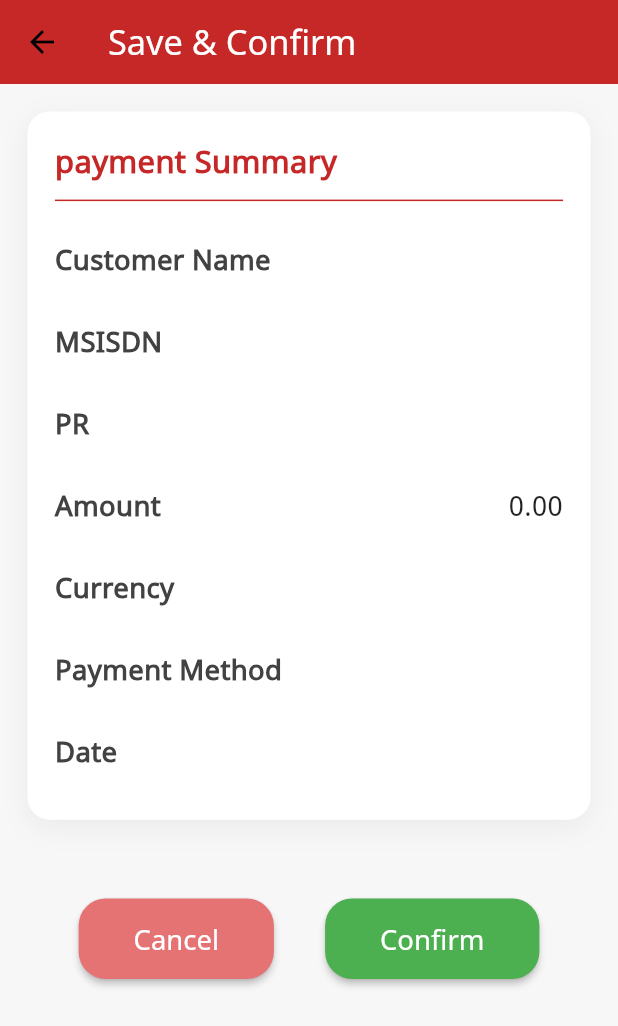
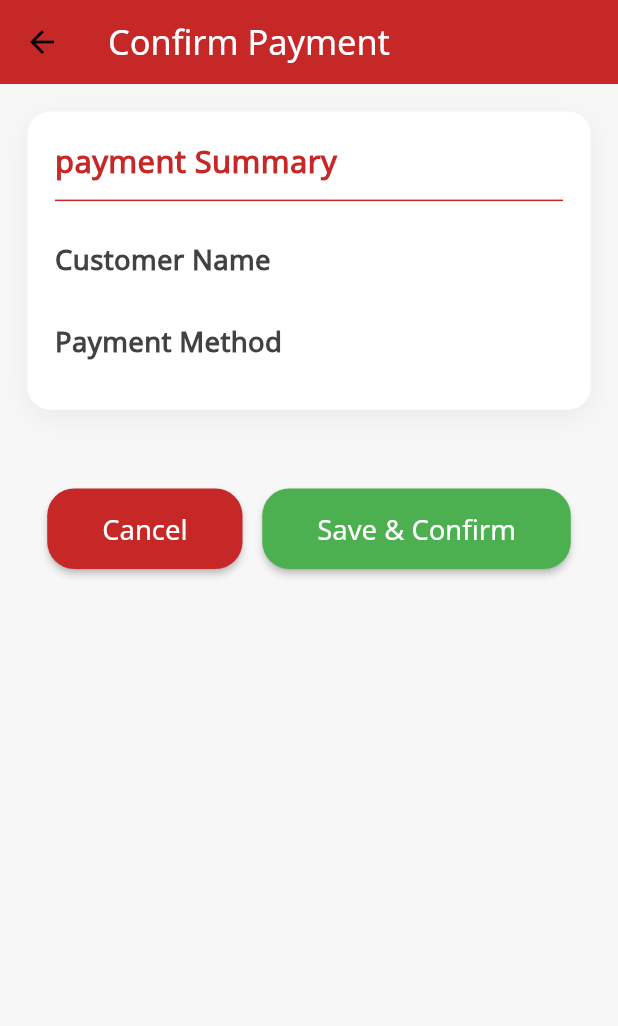
Before and after one commit to ezatkh/payment-digitization-receipt, a Flutter app: the PaymentConfirmationScreen screen opened directly with empty values, on a phone screen of 412 x 824 dp. Shown: the top 1026 px of the screen. Run offline on Flutter 3.47's test engine with Material 3 defaults, Android fonts, the phone set to English and light mode, and no system bars; our stand-ins replace flutter_screenutil, flutter_spinkit, local_auth, pdf, permission_handler, printing and 2 more; missing offline and left inert: number_to_word_arabic, number_to_words_english; accounts and stored records are empty.

Commit message:
finish validation record payment and edit viewingPaymentScreen

```diff
--- a/assets/languages/ar.json
+++ b/assets/languages/ar.json
@@ -129,6 +129,9 @@
   "time": "الوقت",
   "thankYou": "'--- شكراً لك! ---'",
 
-  "paymentInvoiceFor": "وذلك تسديد عن الفواتير التالية"
+  "paymentInvoiceFor": "وذلك تسديد عن الفواتير التالية",
 
+  "confirmTitle": "تأكيد الدفعة",
+  "saveTitle": "حفظ الدفعة",
+  "requiredFields": "الحقول المطلوبة"
 }
--- a/lib/Screens/PaymentConfirmationScreen.dart
+++ b/lib/Screens/PaymentConfirmationScreen.dart
@@ -1,14 +1,17 @@
+import 'dart:async';
 import 'dart:ui';
 
 import 'package:flutter/material.dart';
 import 'package:flutter_screenutil/flutter_screenutil.dart';
+import 'package:permission_handler/permission_handler.dart';
 import 'package:provider/provider.dart';
-
+import '../Models/Payment.dart';
 import '../Services/LocalizationService.dart';
 import 'DashboardScreen.dart';
+import 'package:intl/intl.dart';
 
 class PaymentConfirmationScreen extends StatefulWidget {
-  final PaymentDetails paymentDetails;
+  final Payment paymentDetails;
 
   PaymentConfirmationScreen({required this.paymentDetails});
 
@@ -17,49 +20,69 @@ class PaymentConfirmationScreen extends StatefulWidget {
 }
 
 class _PaymentConfirmationScreenState extends State<PaymentConfirmationScreen> {
-  String confirmPayment='';
-  String paymentSummary='';
-  String customerName='';
-  String MSISDN='';
-  String PR='';
-  String amount='';
-  String currency='';
-  String paymentMethod='';
-  String date='';
-  String confirm='';
-  String cancel='';
-  String paymentSuccessful='';
-  String paymentSuccessfulBody='';
-  String ok='';
+  String amountCheck="";
+  String checkNumber="";
+  String bankBranch="";
+  String dueDateCheck="";
+  String amount="";
+  String currency="";
+  String saveTitle = '';
+  String confirmPayment = '';
+  String savePayment = '';
+  String confirmTitle = '';
+  String paymentSummary = '';
+  String customerName = '';
+  String paymentMethod = '';
+  String confirm = '';
+  String cancel = '';
+  String paymentSuccessful = '';
+  String paymentSuccessfulBody = '';
+  String ok = '';
+  String prNumber = '';
+  String msisdn = '';
+
   @override
   void initState() {
     super.initState();
     // Initialize the localization strings
     _initializeLocalizationStrings();
   }
-  void _initializeLocalizationStrings( ) {
+
+  void _initializeLocalizationStrings() {
     final localizationService = Provider.of<LocalizationService>(context, listen: false);
-    confirmPayment= localizationService.getLocalizedString('confirmPayment');
-    paymentSummary= localizationService.getLocalizedString('paymentSummary');
-    customerName= localizationService.getLocalizedString('customerName');
-    MSISDN= localizationService.getLocalizedString('MSISDN');
-    PR= localizationService.getLocalizedString('PR');
-    amount= localizationService.getLocalizedString('amount');
-    currency= localizationService.getLocalizedString('currency');
-    paymentMethod= localizationService.getLocalizedString('paymentMethod');
-    date= localizationService.getLocalizedString('date');
-    confirm= localizationService.getLocalizedString('confirm');
-    cancel= localizationService.getLocalizedString('cancel');
-    paymentSuccessful= localizationService.getLocalizedString('paymentSuccessful');
-    paymentSuccessfulBody= localizationService.getLocalizedString('paymentSuccessfulBody');
-    ok= localizationService.getLocalizedString('ok');
+    amountCheck = localizationService.getLocalizedString('amountCheck') ?? 'Confirm Payment';
+    checkNumber = localizationService.getLocalizedString('checkNumber') ?? 'Confirm Payment';
+    bankBranch = localizationService.getLocalizedString('bankBranchCheck') ?? 'Confirm Payment';
+    dueDateCheck = localizationService.getLocalizedString('dueDateCheck') ?? 'Confirm Payment';
+    amount = localizationService.getLocalizedString('amount') ?? 'Confirm Payment';
+    currency = localizationService.getLocalizedString('currency') ?? 'Confirm Payment';
+    ok = localizationService.getLocalizedString('ok') ?? 'Confirm Payment';
+
+    prNumber = localizationService.getLocalizedString('PR') ?? 'Confirm Payment';
+    msisdn = localizationService.getLocalizedString('MSISDN') ?? 'Confirm Payment';
+
+    saveTitle = localizationService.getLocalizedString('saveTitle') ?? 'Confirm Payment';
+    confirmTitle = localizationService.getLocalizedString('confirmTitle') ?? 'Confirm Payment';
+
+    savePayment = localizationService.getLocalizedString('savePayment') ?? 'Save Payment';
+    confirmPayment = localizationService.getLocalizedString('confirmPayment') ?? 'Confirm Payment';
+
+    paymentSummary = localizationService.getLocalizedString('paymentSummary') ?? 'Payment Summary';
+    customerName = localizationService.getLocalizedString('customerName') ?? 'Customer Name';
+    paymentMethod = localizationService.getLocalizedString('paymentMethod') ?? 'Payment Method';
+
+    confirm = localizationService.getLocalizedString('confirm') ?? 'Confirm';
+    paymentSuccessful = localizationService.getLocalizedString('paymentSuccessful') ?? 'Payment Successful';
+    paymentSuccessfulBody = localizationService.getLocalizedString('paymentSuccessfulBody') ?? 'Your payment was successful!';
+    cancel = localizationService.getLocalizedString('cancel') ?? 'Cancel';
   }
+
   @override
   Widget build(BuildContext context) {
     ScreenUtil.init(context, designSize: Size(360, 690));
     return Scaffold(
       appBar: AppBar(
-        title: Text(confirmPayment, style: TextStyle(color: Colors.white, fontSize: 20.sp, fontFamily: 'NotoSansUI')),
+        title: Text(widget.paymentDetails.status == 'saved'?saveTitle :confirmTitle, style: TextStyle(color: Colors.white, fontSize: 20.sp, fontFamily: 'NotoSansUI')),
         backgroundColor: Color(0xFFC62828),
         elevation: 0,
       ),
@@ -70,7 +93,7 @@ class _PaymentConfirmationScreenState extends State<PaymentConfirmationScreen> {
           children: [
             _buildPaymentDetailCard(),
             SizedBox(height: 24.h),
-            _buildConfirmationActions(context),
+            _buildConfirmationActions(),
           ],
         ),
       ),
@@ -99,12 +122,26 @@ class _PaymentConfirmationScreenState extends State<PaymentConfirmationScreen> {
           Text(paymentSummary, style: TextStyle(fontSize: 18.sp, fontWeight: FontWeight.bold, fontFamily: 'NotoSansUI', color: Color(0xFFC62828))),
           Divider(color: Color(0xFFC62828), thickness: 1, height: 20.h),
           _detailItem(customerName, widget.paymentDetails.customerName),
-          _detailItem(MSISDN, widget.paymentDetails.msisdn),
-          _detailItem(PR, widget.paymentDetails.prNumber),
-          _detailItem(amount, ' ${widget.paymentDetails.amount.toStringAsFixed(2)}'),
-          _detailItem(currency, widget.paymentDetails.currency),
           _detailItem(paymentMethod, widget.paymentDetails.paymentMethod),
-          _detailItem(date, widget.paymentDetails.date),
+          if (widget.paymentDetails.prNumber != null && widget.paymentDetails.prNumber!.isNotEmpty)
+            _detailItem(prNumber, widget.paymentDetails.prNumber.toString()),
+          if (widget.paymentDetails.msisdn != null && widget.paymentDetails.msisdn!.isNotEmpty)
+            _detailItem(msisdn, widget.paymentDetails.msisdn.toString()),
+          if (widget.paymentDetails.paymentMethod.toLowerCase() =="check" ||widget.paymentDetails.paymentMethod =="شيك")
+            _detailItem(amountCheck, widget.paymentDetails.amountCheck.toString()),
+          if (widget.paymentDetails.paymentMethod.toLowerCase() =="check" ||widget.paymentDetails.paymentMethod =="شيك")
+            _detailItem(checkNumber, widget.paymentDetails.checkNumber.toString()),
+          if (widget.paymentDetails.paymentMethod.toLowerCase() =="check" ||widget.paymentDetails.paymentMethod =="شيك")
+            _detailItem(bankBranch, widget.paymentDetails.bankBranch.toString()),
+          if (widget.paymentDetails.paymentMethod.toLowerCase() =="check" ||widget.paymentDetails.paymentMethod =="شيك")
+            _detailItem(dueDateCheck, DateFormat('yyyy-MM-dd').format(widget.paymentDetails.dueDateCheck!).toString()),
+
+          if (widget.paymentDetails.paymentMethod.toLowerCase() =="cach" ||widget.paymentDetails.paymentMethod =="كاش")
+            _detailItem(amount, widget.paymentDetails.amount.toString()),
+          if (widget.paymentDetails.paymentMethod.toLowerCase() =="cach" ||widget.paymentDetails.paymentMethod =="كاش")
+          _detailItem(currency, widget.paymentDetails.currency.toString()),
+
+
         ],
       ),
     );
@@ -125,17 +162,17 @@ class _PaymentConfirmationScreenState extends State<PaymentConfirmationScreen> {
     );
   }
 
-  Widget _buildConfirmationActions(BuildContext context) {
+  Widget _buildConfirmationActions() {
     return Row(
       mainAxisAlignment: MainAxisAlignment.spaceEvenly,
       children: [
-        _actionButton(context, cancel, Colors.red.shade300, () => Navigator.of(context).pop()),
-        _actionButton(context, confirm, Color(0xFF4CAF50), () => _confirmPayment(context)),
+        _actionButton(cancel, Color(0xFFC62828), () => Navigator.of(context).pop()),
+        _actionButton(widget.paymentDetails.status == 'saved'?savePayment :confirmPayment, Color(0xFF4CAF50), () => _confirmPayment()),
       ],
     );
   }
 
-  void _confirmPayment(BuildContext context) async {
+  void _confirmPayment() async {
     showDialog(
       context: context,
       barrierDismissible: false,
@@ -149,7 +186,7 @@ class _PaymentConfirmationScreenState extends State<PaymentConfirmationScreen> {
     // Simulate a network request/waiting time
     await Future.delayed(Duration(seconds: 2));
 
-    Navigator.pop(context);  // Close the CircularProgressIndicator
+    Navigator.pop(context); // Close the CircularProgressIndicator
 
     showDialog(
       context: context,
@@ -164,7 +201,7 @@ class _PaymentConfirmationScreenState extends State<PaymentConfirmationScreen> {
                 width: 300.w,
                 padding: EdgeInsets.all(16.w),
                 decoration: BoxDecoration(
-                  color: Colors.white.withOpacity(0.2),  // Semi-transparent white for glass effect
+                  color: Colors.white.withOpacity(0.2), // Semi-transparent white for glass effect
                   borderRadius: BorderRadius.circular(10.r),
                   border: Border.all(
                     color: Colors.white.withOpacity(0.5),
@@ -176,22 +213,20 @@ class _PaymentConfirmationScreenState extends State<PaymentConfirmationScreen> {
                   children: <Widget>[
                     Text(paymentSuccessful,
                         textAlign: TextAlign.center,
-                        style: TextStyle(decoration: TextDecoration.none,
+                        style: TextStyle(
                           fontSize: 20.sp,
                           fontFamily: 'NotoSansUI',
                           fontWeight: FontWeight.bold,
                           color: Colors.white,
-                        )
-                    ),
+                        )),
                     SizedBox(height: 16.h),
                     Text(paymentSuccessfulBody,
                         textAlign: TextAlign.center,
-                        style: TextStyle(decoration: TextDecoration.none,
+                        style: TextStyle(
                           fontSize: 16.sp,
                           fontFamily: 'NotoSansUI',
                           color: Colors.white,
-                        )
-                    ),
+                        )),
                     SizedBox(height: 24.h),
                     TextButton(
                       style: TextButton.styleFrom(
@@ -201,8 +236,8 @@ class _PaymentConfirmationScreenState extends State<PaymentConfirmationScreen> {
                           borderRadius: BorderRadius.circular(18), // Rounded corners
                           side: BorderSide(
                             color: Color(0xFF4CAF50), // Same green color as the text
-                                width: 1.5 // Not too thick border
-                            )
+                            width: 1.5, // Not too thick border
+                          ),
                         ),
                       ),
                       child: Text(
@@ -212,14 +247,13 @@ class _PaymentConfirmationScreenState extends State<PaymentConfirmationScreen> {
                           color: Color(0xFF4CAF50), // Green color for text
                           fontSize: 16.sp,
                           decoration: TextDecoration.none,
-                          )
+                        ),
                       ),
                       onPressed: () {
                         Navigator.of(dialogContext).pop(); // Dismiss the dialog
                         Navigator.pushReplacement(context, MaterialPageRoute(builder: (context) => DashboardScreen())); // Navigate to Dashboard
                       },
                     )
-
                   ],
                 ),
               ),
@@ -228,39 +262,18 @@ class _PaymentConfirmationScreenState extends State<PaymentConfirmationScreen> {
         );
       },
     );
-
   }
 
-  Widget _actionButton(BuildContext context, String text, Color color, VoidCallback onPressed) {
+  Widget _actionButton(String text, Color color, VoidCallback onPressed) {
     return ElevatedButton(
       onPressed: onPressed,
       style: ElevatedButton.styleFrom(
         backgroundColor: color,
         shape: RoundedRectangleBorder(borderRadius: BorderRadius.circular(18)),
         padding: EdgeInsets.symmetric(horizontal: 32.w, vertical: 12.h),
-        textStyle: TextStyle(decoration: TextDecoration.none,fontSize: 16.sp, fontFamily: 'NotoSansUI', color: Colors.white),
+        textStyle: TextStyle(decoration: TextDecoration.none, fontSize: 16.sp, fontFamily: 'NotoSansUI', color: Colors.white),
       ),
       child: Text(text),
     );
   }
 }
-
-class PaymentDetails {
-  final String customerName;
-  final String msisdn;
-  final String prNumber;
-  final double amount;
-  final String currency;
-  final String paymentMethod;
-  final String date;
-
-  PaymentDetails({
-    required this.customerName,
-    required this.msisdn,
-    required this.prNumber,
-    required this.amount,
-    required this.currency,
-    required this.paymentMethod,
-    required this.date,
-  });
-}
```
Also changed, not shown: assets/languages/en.json (+10 -1 lines), lib/Models/Payment.dart (+37 -5 lines), lib/Screens/RecordPaymentScreen.dart (+165 -67 lines). Lines whose indentation alone changed are shown as unchanged.
